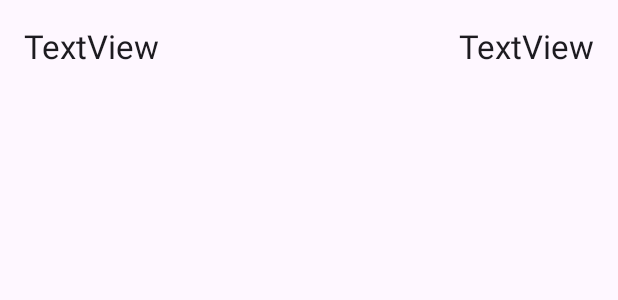
After one commit to DannyLien/Dev-2024-0804, an Android app: the layout row_word.xml on its own in the app's theme, with its tools: preview values and no code run, on a phone screen of 412 x 824 dp. The commit adds this screen. Shown: the top 300 px of the screen. Run offline under Robolectric (Android 15) with nearby library versions, the phone set to English and light mode, and no system bars; network calls fail.

Commit message:
11-2, RecyclerView 顯示英文單字;

```diff
--- a/app/src/main/java/com/hank/dev/MainActivity.kt
+++ b/app/src/main/java/com/hank/dev/MainActivity.kt
@@ -56,7 +56,9 @@ class MainActivity : AppCompatActivity(), CoroutineScope {
         val recyler = binding.contentView.recycler
         recyler.setHasFixedSize(true)
         recyler.layoutManager = LinearLayoutManager(this)
-        recyler.adapter = NameAdapter(names)
+        viewModel.words.observe(this) { words ->
+            recyler.adapter = WordAdapter(words)
+        }
 
     }
 
--- /dev/null
+++ b/app/src/main/res/layout/row_word.xml
@@ -0,0 +1,34 @@
+<?xml version="1.0" encoding="utf-8"?>
+<androidx.constraintlayout.widget.ConstraintLayout xmlns:android="http://schemas.android.com/apk/res/android"
+    xmlns:app="http://schemas.android.com/apk/res-auto"
+    xmlns:tools="http://schemas.android.com/tools"
+    android:layout_width="match_parent"
+    android:layout_height="wrap_content">
+
+    <TextView
+        android:id="@+id/name"
+        android:layout_width="wrap_content"
+        android:layout_height="wrap_content"
+        android:layout_marginStart="16dp"
+        android:layout_marginTop="16dp"
+        android:layout_marginBottom="16dp"
+        android:text="TextView"
+        android:textAppearance="@style/TextAppearance.AppCompat.Large"
+        app:layout_constraintBottom_toBottomOf="parent"
+        app:layout_constraintStart_toStartOf="parent"
+        app:layout_constraintTop_toTopOf="parent" />
+
+    <TextView
+        android:id="@+id/diff"
+        android:layout_width="wrap_content"
+        android:layout_height="wrap_content"
+        android:layout_marginTop="16dp"
+        android:layout_marginEnd="16dp"
+        android:layout_marginBottom="16dp"
+        android:gravity="right"
+        android:text="TextView"
+        android:textAppearance="@style/TextAppearance.AppCompat.Large"
+        app:layout_constraintBottom_toBottomOf="parent"
+        app:layout_constraintEnd_toEndOf="parent"
+        app:layout_constraintTop_toTopOf="parent" />
+</androidx.constraintlayout.widget.ConstraintLayout>
```
Also changed, not shown: app/src/main/java/com/hank/dev/MyViewModel.kt (+8 -4 lines), app/src/main/java/com/hank/dev/WordAdapter.kt (added, +35 -0 lines).
